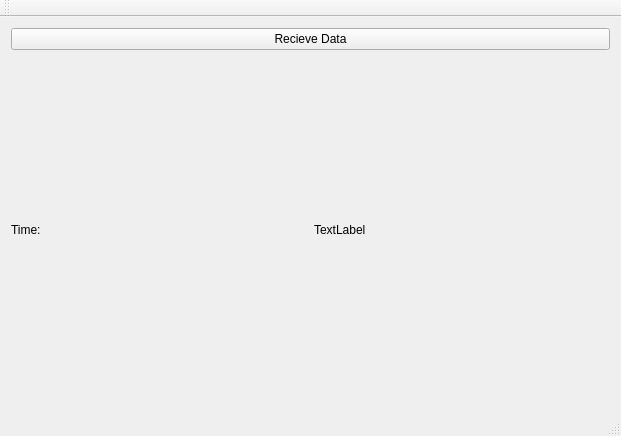
The window that mainwindow.ui (ArashMassoudieh/QArduino_read) describes before a commit, drawn with Qt 5.
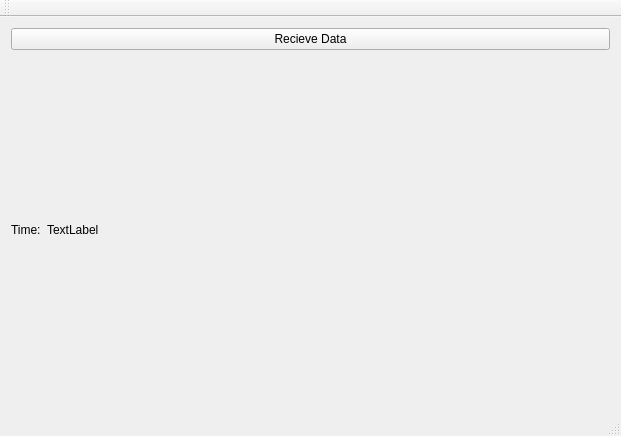
The same window after the commit.

Patch:
```diff
--- a/mainwindow.ui
+++ b/mainwindow.ui
@@ -62,6 +62,19 @@
               </property>
              </widget>
             </item>
+            <item>
+             <spacer name="horizontalSpacer">
+              <property name="orientation">
+               <enum>Qt::Horizontal</enum>
+              </property>
+              <property name="sizeHint" stdset="0">
+               <size>
+                <width>40</width>
+                <height>20</height>
+               </size>
+              </property>
+             </spacer>
+            </item>
            </layout>
           </item>
          </layout>
```
